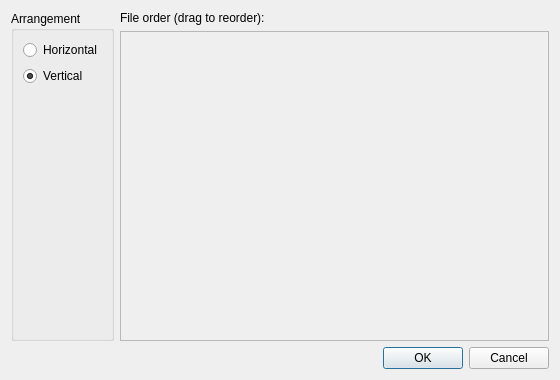
First picture: the form in Src/UI/ImageArrangementDialog.ui, repository wuCaviar/GraphicsDemo, before the edit.
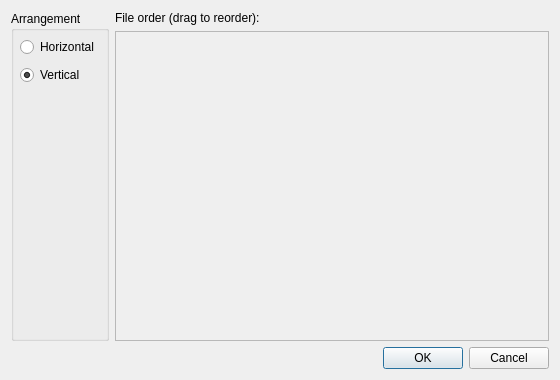
Second picture: the form after the edit.

```diff
--- a/Src/UI/ImageArrangementDialog.ui
+++ b/Src/UI/ImageArrangementDialog.ui
@@ -22,6 +22,21 @@
         <string>Arrangement</string>
        </property>
        <layout class="QVBoxLayout" name="arrangementLayout">
+        <property name="spacing">
+         <number>8</number>
+        </property>
+        <property name="leftMargin">
+         <number>6</number>
+        </property>
+        <property name="topMargin">
+         <number>6</number>
+        </property>
+        <property name="rightMargin">
+         <number>0</number>
+        </property>
+        <property name="bottomMargin">
+         <number>0</number>
+        </property>
         <item>
          <widget class="QRadioButton" name="horizontalRadio">
           <property name="text">
@@ -87,8 +102,8 @@
             <rect>
              <x>0</x>
              <y>0</y>
-             <width>340</width>
-             <height>280</height>
+             <width>410</width>
+             <height>293</height>
             </rect>
            </property>
            <layout class="QVBoxLayout" name="scrollLayout">
```
